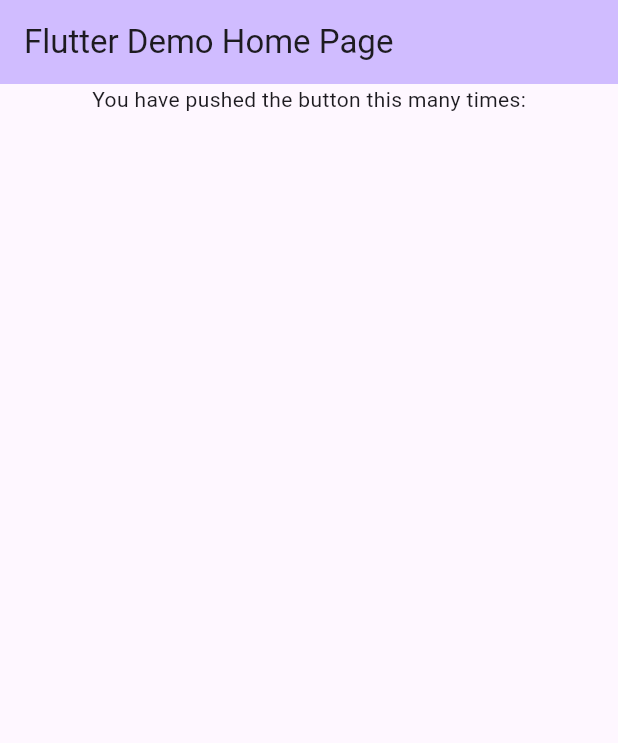
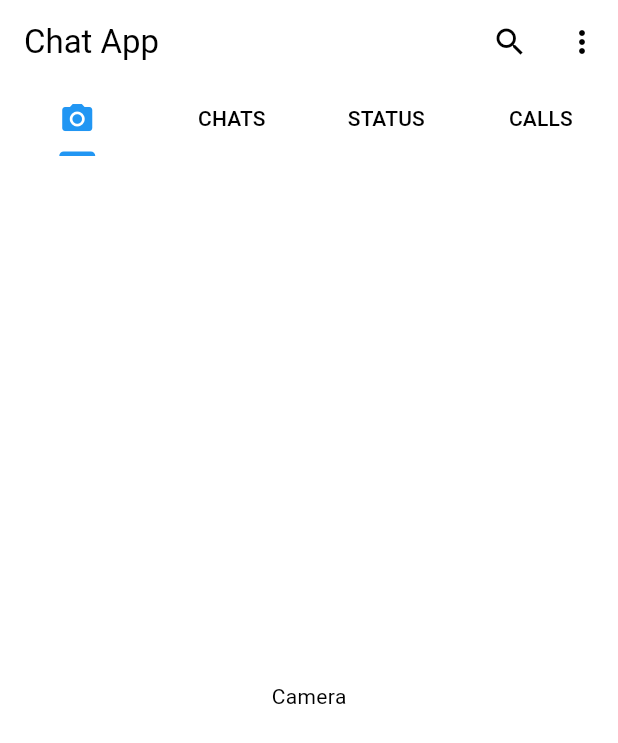
Before and after one commit to mrHeinrichh/ChatApp, a Flutter app: the screen it shows after launch, on a phone screen of 412 x 824 dp. Shown: the top 743 px of the screen. Run offline on Flutter 3.47's test engine with Material 3 defaults, Android fonts, the phone set to English and light mode, and no system bars.

Commit message:
create 1 file and update 1 file

```diff
--- /dev/null
+++ b/lib/Screens/Homescreen.dart
@@ -0,0 +1,49 @@
+import 'package:flutter/material.dart';
+
+class Homescreen extends StatefulWidget {
+  const Homescreen({super.key});
+
+  @override
+  State<Homescreen> createState() => _HomescreenState();
+}
+
+class _HomescreenState extends State<Homescreen> with TickerProviderStateMixin {
+  TabController? _tabController;
+
+  @override
+  void initState() {
+    super.initState();
+    _tabController = TabController(length: 4, vsync: this, initialIndex: 0);
+  }
+
+  @override
+  Widget build(BuildContext context) {
+    return Scaffold(
+      appBar: AppBar(
+        title: const Text('Chat App'),
+        actions: [
+          IconButton(
+            icon: const Icon(Icons.search),
+            onPressed: () {},
+          ),
+          IconButton(
+            icon: const Icon(Icons.more_vert),
+            onPressed: () {},
+          ),
+        ],
+        bottom: TabBar(controller: _tabController, tabs: const [
+          Tab(icon: Icon(Icons.camera_alt)),
+          Tab(text: 'CHATS'),
+          Tab(text: 'STATUS'),
+          Tab(text: 'CALLS'),
+        ]),
+      ),
+      body: TabBarView(controller: _tabController, children: const [
+        Center(child: Text('Camera')),
+        Center(child: Text('Chats')),
+        Center(child: Text('Status')),
+        Center(child: Text('Calls')),
+      ]),
+    );
+  }
+}
--- a/lib/main.dart
+++ b/lib/main.dart
@@ -1,3 +1,4 @@
+import 'package:chatapp/Screens/Homescreen.dart';
 import 'package:flutter/material.dart';
 
 void main() {
@@ -7,40 +8,16 @@
 class MyApp extends StatelessWidget {
   const MyApp({super.key});
 
-  // This widget is the root of your application.
   @override
   Widget build(BuildContext context) {
     return MaterialApp(
-      title: 'Flutter Demo',
-      home: const MyHomePage(title: 'Flutter Demo Home Page'),
+      theme: ThemeData(
+        primaryColor: Colors.blue,
+        colorScheme: ColorScheme.fromSwatch().copyWith(
+          secondary: Colors.red,
+        ),
+      ),
+      home: const Homescreen(),
     );
   }
 }
-
-class MyHomePage extends StatefulWidget {
-  const MyHomePage({super.key, required this.title});
-  final String title;
-  @override
-  State<MyHomePage> createState() => _MyHomePageState();
-}
-
-class _MyHomePageState extends State<MyHomePage> {
-  @override
-  Widget build(BuildContext context) {
-    return Scaffold(
-      appBar: AppBar(
-        backgroundColor: Theme.of(context).colorScheme.inversePrimary,
-        title: Text(widget.title),
-      ),
-      body: const Center(
-        child: Column(
-          children: [
-            Text(
-              'You have pushed the button this many times:',
-            ),
-          ],
-        ),
-      ),
-    );
-  }
-}
```
